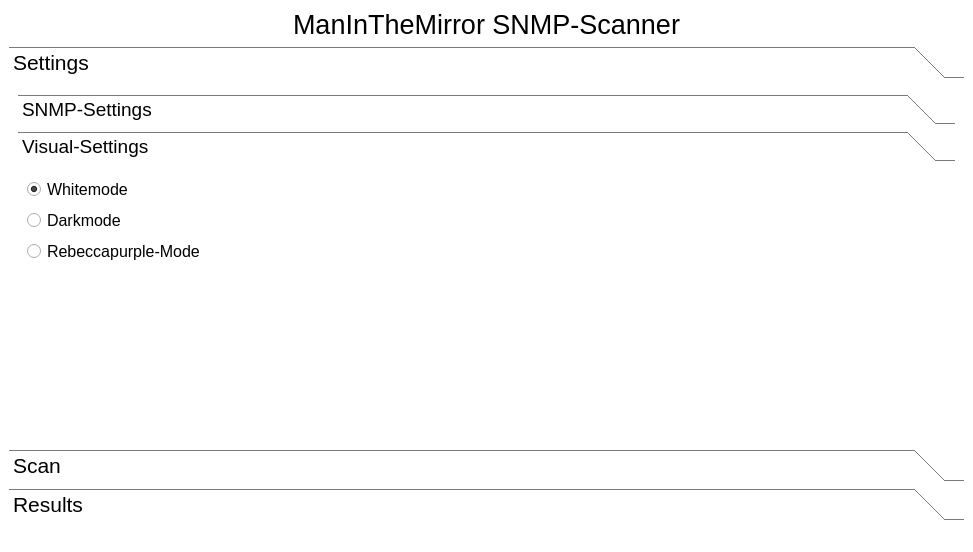
Qt form UI/mainwindow.ui (aplaikner/ManInTheMirror) before a commit.
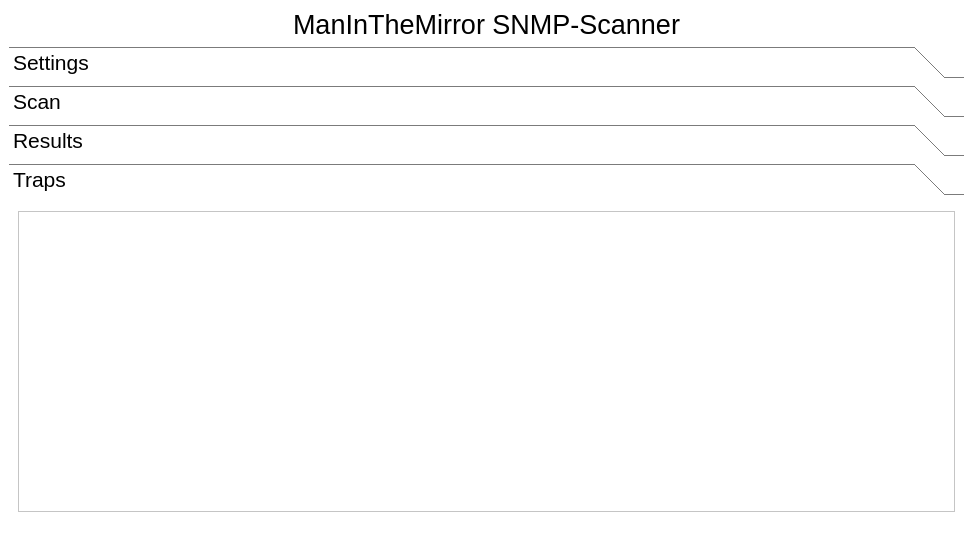
The same form after that commit. The open tabs and pages were chosen to show the change.

Commit message: Add trap listening functionality

The edit to the form file:
```diff
--- a/UI/mainwindow.ui
+++ b/UI/mainwindow.ui
@@ -51,8 +51,11 @@
         <pointsize>16</pointsize>
        </font>
       </property>
+      <property name="styleSheet">
+       <string notr="true"/>
+      </property>
       <property name="currentIndex">
-       <number>0</number>
+       <number>3</number>
       </property>
       <property name="tabSpacing">
        <number>6</number>
@@ -63,7 +66,7 @@
          <x>0</x>
          <y>0</y>
          <width>955</width>
-         <height>334</height>
+         <height>294</height>
         </rect>
        </property>
        <property name="font">
@@ -179,8 +182,8 @@
               <rect>
                <x>0</x>
                <y>0</y>
-               <width>935</width>
-               <height>238</height>
+               <width>196</width>
+               <height>114</height>
               </rect>
              </property>
              <attribute name="label">
@@ -589,6 +592,38 @@
             <family>Cantarell</family>
             <pointsize>12</pointsize>
            </font>
+          </property>
+          <property name="styleSheet">
+           <string notr="true"/>
+          </property>
+         </widget>
+        </item>
+       </layout>
+      </widget>
+      <widget class="QWidget" name="toolBox_page_traps">
+       <property name="geometry">
+        <rect>
+         <x>0</x>
+         <y>0</y>
+         <width>955</width>
+         <height>294</height>
+        </rect>
+       </property>
+       <attribute name="label">
+        <string>Traps</string>
+       </attribute>
+       <layout class="QVBoxLayout" name="verticalLayout_3">
+        <item>
+         <widget class="QListWidget" name="listWidget_traps">
+          <property name="font">
+           <font>
+            <family>Cantarell</family>
+            <pointsize>12</pointsize>
+           </font>
+          </property>
+          <property name="styleSheet">
+           <string notr="true">QListWidget:item{border-bottom: 2px solid black;}
+QListWidget::item:selected {background-color: white; color: black}</string>
           </property>
          </widget>
         </item>
```
Left out of the diff: 6 changed lines with no effect on the pictures. The commit also changes 7 other files.
